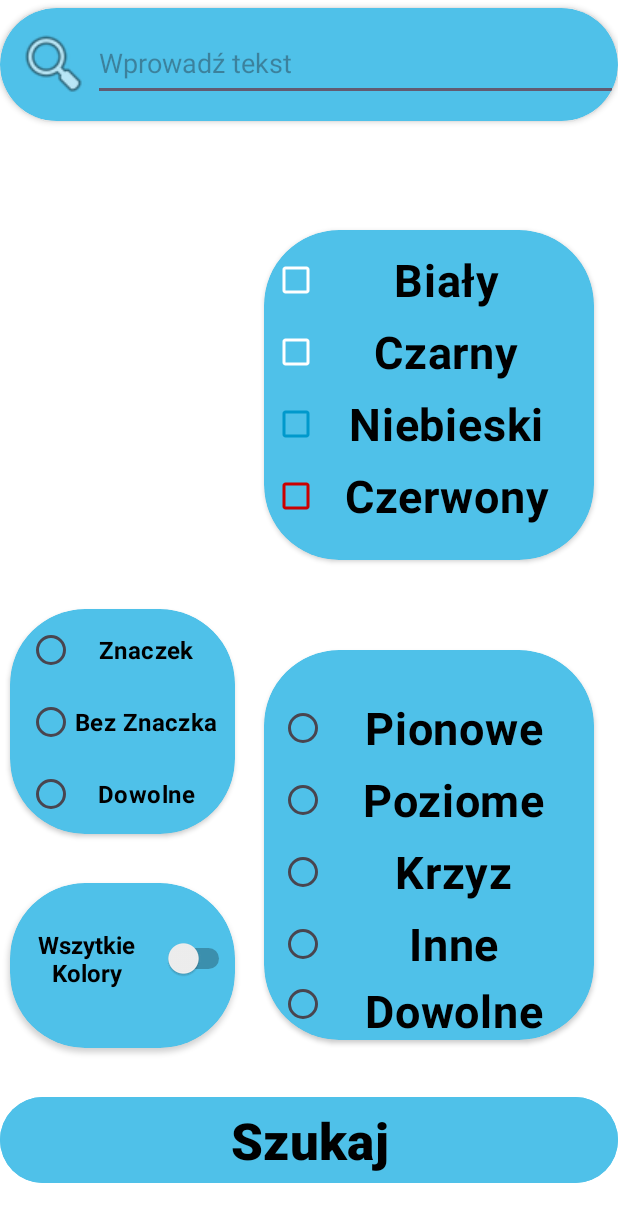
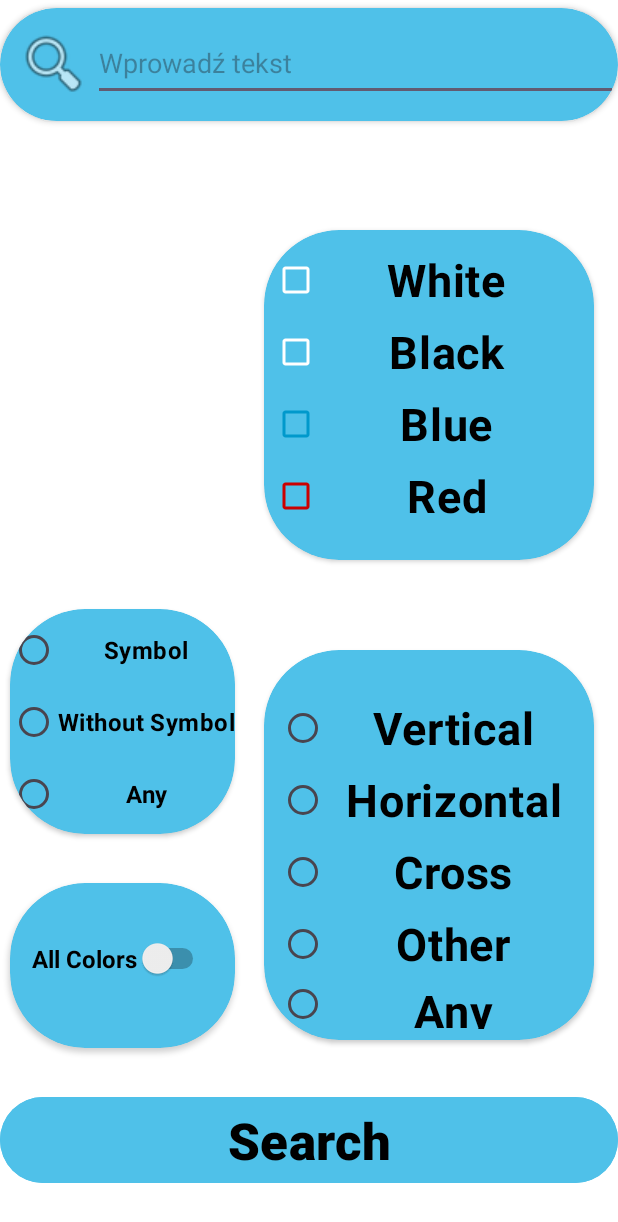
Before and after one commit to bartekkleczar/flagiAplikacja, an Android app: the MainActivity screen opened directly, with no data from a screen before it, after a tap on "Powrót", on a phone screen of 412 x 824 dp. Shown: the top 1222 px of the screen. Run offline under Robolectric (Android 15) with nearby library versions, the phone set to English and light mode, and no system bars.

Commit message:
ustawienie angielskiego na podstawowy

```diff
--- a/app/src/main/res/values/strings.xml
+++ b/app/src/main/res/values/strings.xml
@@ -1,21 +1,21 @@
 <resources>
-    <string name="app_name">Flagi Europy</string>
-    <string name="Biały">Biały</string>
-    <string name="Czarny">Czarny</string>
-    <string name="Niebieski">Niebieski</string>
-    <string name="Czerwony">Czerwony</string>
-    <string name="Pionowe">Pionowe</string>
-    <string name="Poziome">Poziome</string>
-    <string name="Krzyz">Krzyz</string>
-    <string name="Inne">Inne</string>
-    <string name="Dowolne">Dowolne</string>
-    <string name="Znaczek">Znaczek</string>
-    <string name="BezZnaczka">Bez Znaczka</string>
-    <string name="WszytkieKolory">Wszytkie Kolory</string>
-    <string name="Szukaj">Szukaj</string>
-    <string name="Ilosc">Ilość</string>
-    <string name="Ulozenie">Ułożenie</string>
-    <string name="tak">tak</string>
-    <string name="nie">nie</string>
-    <string name="BrakWyników">Brak Wyników</string>
+<string name="app_name">European Flags</string>
+<string name="Biały">White</string>
+<string name="Czarny">Black</string>
+<string name="Niebieski">Blue</string>
+<string name="Czerwony">Red</string>
+<string name="Pionowe">Vertical</string>
+<string name="Poziome">Horizontal</string>
+<string name="Krzyz">Cross</string>
+<string name="Inne">Other</string>
+<string name="Dowolne">Any</string>
+<string name="Znaczek">Symbol</string>
+<string name="BezZnaczka">Without Symbol</string>
+<string name="WszytkieKolory">All Colors</string>
+<string name="Szukaj">Search</string>
+<string name="Ilosc">Quantity</string>
+<string name="Ulozenie">Layout</string>
+<string name="tak">yes</string>
+<string name="nie">no</string>
+<string name="BrakWyników">No Results</string>
 </resources>
```
Also changed, not shown: 2 other files.
